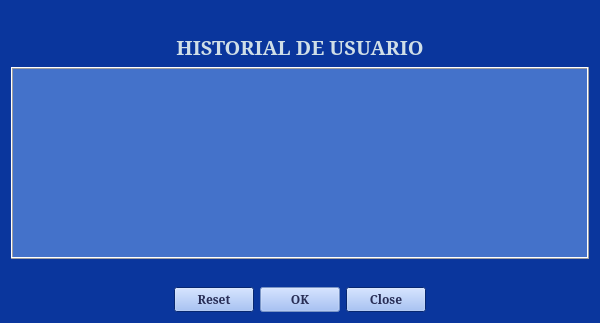
This is APP/historial.ui in adcfrba/TPO_INFOII as Qt 5 draws it before an edit. The edited form follows.
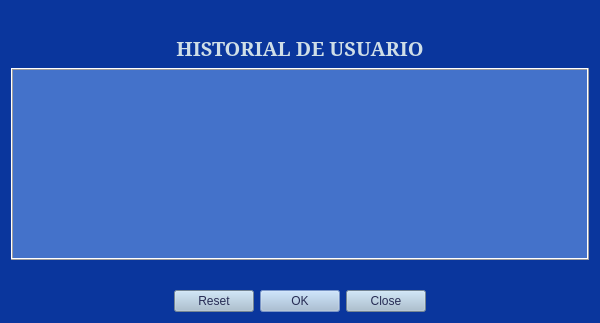
This is the edited form. Icons and pictures are not drawn.

```diff
--- a/APP/historial.ui
+++ b/APP/historial.ui
@@ -475,18 +475,27 @@
         <colorrole role="WindowText">
          <brush brushstyle="SolidPattern">
           <color alpha="255">
-           <red>85</red>
-           <green>85</green>
-           <blue>255</blue>
+           <red>39</red>
+           <green>44</green>
+           <blue>84</blue>
           </color>
          </brush>
         </colorrole>
         <colorrole role="Button">
          <brush brushstyle="SolidPattern">
           <color alpha="255">
-           <red>146</red>
-           <green>180</green>
-           <blue>244</blue>
+           <red>164</red>
+           <green>188</green>
+           <blue>207</blue>
+          </color>
+         </brush>
+        </colorrole>
+        <colorrole role="Text">
+         <brush brushstyle="SolidPattern">
+          <color alpha="255">
+           <red>39</red>
+           <green>44</green>
+           <blue>84</blue>
           </color>
          </brush>
         </colorrole>
@@ -499,6 +508,24 @@
           </color>
          </brush>
         </colorrole>
+        <colorrole role="Base">
+         <brush brushstyle="SolidPattern">
+          <color alpha="255">
+           <red>164</red>
+           <green>188</green>
+           <blue>207</blue>
+          </color>
+         </brush>
+        </colorrole>
+        <colorrole role="Window">
+         <brush brushstyle="SolidPattern">
+          <color alpha="255">
+           <red>164</red>
+           <green>188</green>
+           <blue>207</blue>
+          </color>
+         </brush>
+        </colorrole>
         <colorrole role="Highlight">
          <brush brushstyle="SolidPattern">
           <color alpha="255">
@@ -508,23 +535,41 @@
           </color>
          </brush>
         </colorrole>
+        <colorrole role="PlaceholderText">
+         <brush brushstyle="SolidPattern">
+          <color alpha="128">
+           <red>39</red>
+           <green>44</green>
+           <blue>84</blue>
+          </color>
+         </brush>
+        </colorrole>
        </active>
        <inactive>
         <colorrole role="WindowText">
          <brush brushstyle="SolidPattern">
           <color alpha="255">
-           <red>0</red>
-           <green>0</green>
-           <blue>0</blue>
+           <red>39</red>
+           <green>44</green>
+           <blue>84</blue>
           </color>
          </brush>
         </colorrole>
         <colorrole role="Button">
          <brush brushstyle="SolidPattern">
           <color alpha="255">
-           <red>146</red>
-           <green>180</green>
-           <blue>244</blue>
+           <red>164</red>
+           <green>188</green>
+           <blue>207</blue>
+          </color>
+         </brush>
+        </colorrole>
+        <colorrole role="Text">
+         <brush brushstyle="SolidPattern">
+          <color alpha="255">
+           <red>39</red>
+           <green>44</green>
+           <blue>84</blue>
           </color>
          </brush>
         </colorrole>
@@ -537,6 +582,24 @@
           </color>
          </brush>
         </colorrole>
+        <colorrole role="Base">
+         <brush brushstyle="SolidPattern">
+          <color alpha="255">
+           <red>164</red>
+           <green>188</green>
+           <blue>207</blue>
+          </color>
+         </brush>
+        </colorrole>
+        <colorrole role="Window">
+         <brush brushstyle="SolidPattern">
+          <color alpha="255">
+           <red>164</red>
+           <green>188</green>
+           <blue>207</blue>
+          </color>
+         </brush>
+        </colorrole>
         <colorrole role="Highlight">
          <brush brushstyle="SolidPattern">
           <color alpha="255">
@@ -546,26 +609,89 @@
           </color>
          </brush>
         </colorrole>
+        <colorrole role="PlaceholderText">
+         <brush brushstyle="SolidPattern">
+          <color alpha="128">
+           <red>39</red>
+           <green>44</green>
+           <blue>84</blue>
+          </color>
+         </brush>
+        </colorrole>
        </inactive>
        <disabled>
         <colorrole role="WindowText">
          <brush brushstyle="SolidPattern">
           <color alpha="255">
-           <red>120</red>
-           <green>120</green>
-           <blue>120</blue>
+           <red>39</red>
+           <green>44</green>
+           <blue>84</blue>
           </color>
          </brush>
         </colorrole>
         <colorrole role="Button">
          <brush brushstyle="SolidPattern">
           <color alpha="255">
+           <red>164</red>
+           <green>188</green>
+           <blue>207</blue>
+          </color>
+         </brush>
+        </colorrole>
+        <colorrole role="Text">
+         <brush brushstyle="SolidPattern">
+          <color alpha="255">
+           <red>39</red>
+           <green>44</green>
+           <blue>84</blue>
+          </color>
+         </brush>
+        </colorrole>
+        <colorrole role="ButtonText">
+         <brush brushstyle="SolidPattern">
+          <color alpha="255">
+           <red>39</red>
+           <green>44</green>
+           <blue>84</blue>
+          </color>
+         </brush>
+        </colorrole>
+        <colorrole role="Base">
+         <brush brushstyle="SolidPattern">
+          <color alpha="255">
+           <red>164</red>
+           <green>188</green>
+           <blue>207</blue>
+          </color>
+         </brush>
+        </colorrole>
+        <colorrole role="Window">
+         <brush brushstyle="SolidPattern">
+          <color alpha="255">
+           <red>164</red>
+           <green>188</green>
+           <blue>207</blue>
+          </color>
+         </brush>
+        </colorrole>
+        <colorrole role="Highlight">
+         <brush brushstyle="SolidPattern">
+          <color alpha="255">
            <red>146</red>
            <green>180</green>
            <blue>244</blue>
           </color>
          </brush>
         </colorrole>
+        <colorrole role="PlaceholderText">
+         <brush brushstyle="SolidPattern">
+          <color alpha="128">
+           <red>39</red>
+           <green>44</green>
+           <blue>84</blue>
+          </color>
+         </brush>
+        </colorrole>
        </disabled>
       </palette>
      </property>
@@ -581,6 +707,11 @@
      <property name="autoFillBackground">
       <bool>false</bool>
      </property>
+     <property name="styleSheet">
+      <string notr="true">background-color: rgb(164, 188, 207);
+selection-background-color: rgb(146, 180, 244);
+color: rgb(39, 44, 84);</string>
+     </property>
      <property name="orientation">
       <enum>Qt::Horizontal</enum>
      </property>
```
Left out of the diff: 6 changed lines with no effect on the pictures.
